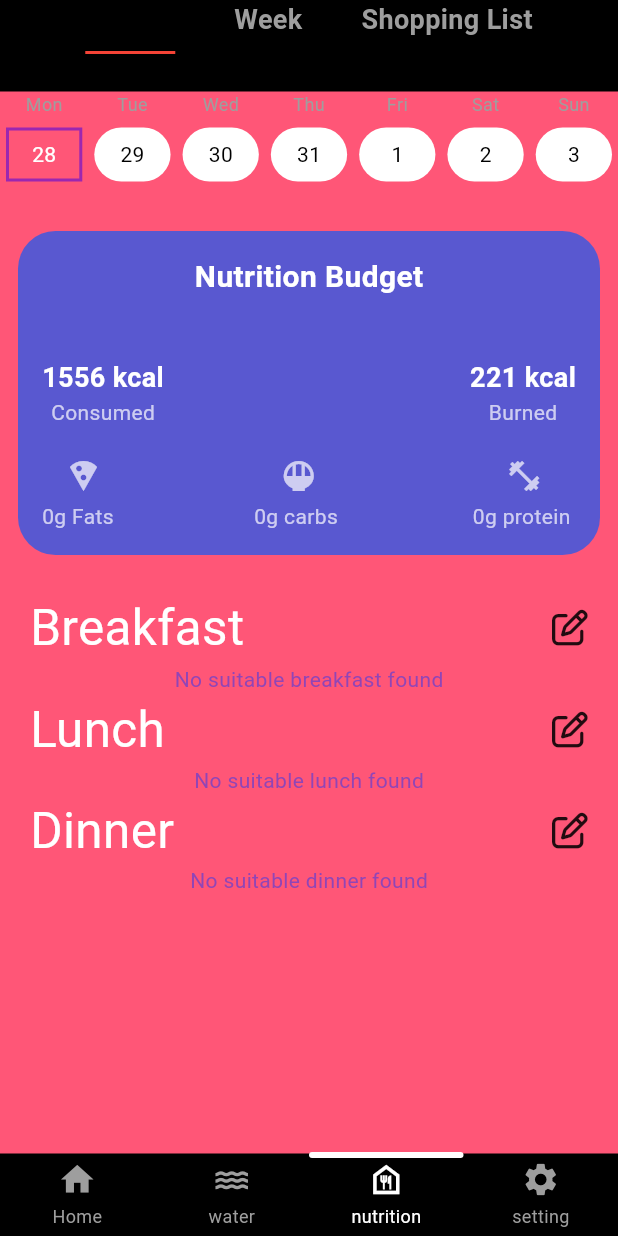
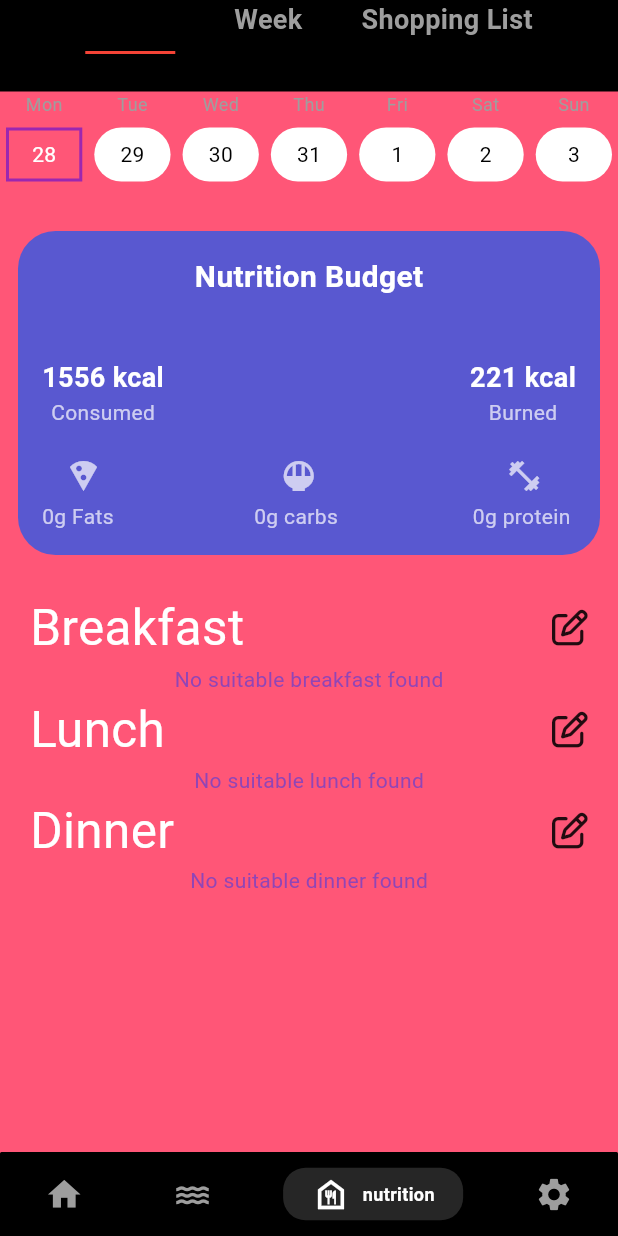
Before and after one commit to real-Hafez/lose_weight_eat_healthy, a Flutter app: the BottomNavBar_main screen opened directly, on a phone screen of 412 x 824 dp. Run offline on Flutter 3.47's test engine with Material 3 defaults, Android fonts, the phone set to English and light mode, and no system bars; drawn by our look-alikes of auto_size_text, persistent_bottom_nav_bar, table_calendar; our stand-ins replace animated_text_kit, another_flutter_splash_screen, auto_animated, bloc, cached_network_image, cloud_firestore and 20 more; missing offline and left inert: dart:ffi; accounts and stored records are empty; network calls fail.

Commit message:
show arabic numbers above the step and edit some stuff in dark theme

```diff
--- a/lib/src/features/Navigator_Bar/widgets/bottom_nav_bar.dart
+++ b/lib/src/features/Navigator_Bar/widgets/bottom_nav_bar.dart
@@ -32,19 +32,19 @@ class _BottomNavBarState extends State<BottomNavBar> {
               animateTabTransition: true,
               screenTransitionAnimationType:
                   ScreenTransitionAnimationType.slide,
-              curve: Curves.ease)),
+              curve: Curves.easeOutExpo)),
       handleAndroidBackButtonPress: true,
       resizeToAvoidBottomInset: true,
       stateManagement: true,
       hideNavigationBarWhenKeyboardAppears: true,
       // popAllScreensOnTapOfSelectedTab: true,
-      backgroundColor: const Color.fromARGB(0, 255, 255, 255),
+      backgroundColor: Colors.black,
       decoration: NavBarDecoration(
         borderRadius: BorderRadius.circular(1.0),
       ),
-      confineToSafeArea: false,
+      confineToSafeArea: true,
       navBarHeight: kBottomNavigationBarHeight,
-      navBarStyle: NavBarStyle.style4,
+      navBarStyle: NavBarStyle.style9,
     );
   }
 }
--- a/lib/src/theme/dark_Theme.dart
+++ b/lib/src/theme/dark_Theme.dart
@@ -2,19 +2,20 @@ import 'package:flutter/material.dart';
 
 ThemeData dark_theme = ThemeData(
   brightness: Brightness.dark,
-  primaryColor: Color(0xFF00A676), // A vibrant green for primary color
-  hintColor: Color(0xFF1DB954), // Complementary green for accent
+  primaryColor: Color(0xFF0D0B02), // A vibrant green for primary color
+  hintColor: Color(0xFF0D0B02), // Complementary green for accent
 
   textTheme: const TextTheme(
-    bodyLarge: TextStyle(color: Color(0xFFB2FF59)), // Soft lime for headings
-    bodyMedium:
-        TextStyle(color: Color(0xFFE1FFB1)), // Light green for body text
-    displayLarge:
-        TextStyle(color: Color(0xFF4CAF50)), // Bright green for display
+    bodyLarge: TextStyle(
+        color: Color.fromARGB(255, 244, 244, 244)), // Soft lime for headings
+    bodyMedium: TextStyle(
+        color: Color.fromARGB(255, 233, 233, 233)), // Light green for body text
+    displayLarge: TextStyle(
+        color: Color.fromARGB(255, 253, 253, 253)), // Bright green for display
   ),
 
   colorScheme: const ColorScheme.dark(
-    surface: Color(0xFF212121), // Dark gray background for balance
+    surface: Color(0xFF0D0B02), // Dark gray background for balance
   ),
 
   inputDecorationTheme: InputDecorationTheme(
```
Also changed, not shown: lib/src/features/nutrition/features/Mealview/screen/mealview.dart (+60 -18 lines).
